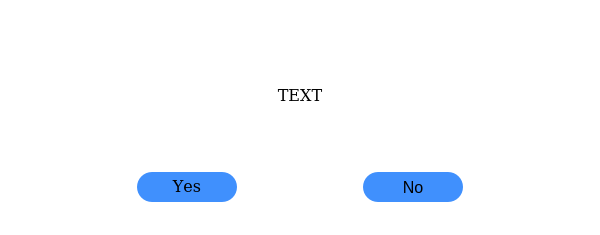
BiaPyX/BiaPy-GUI, file ui/ui_yes_no.ui: the form before one commit.
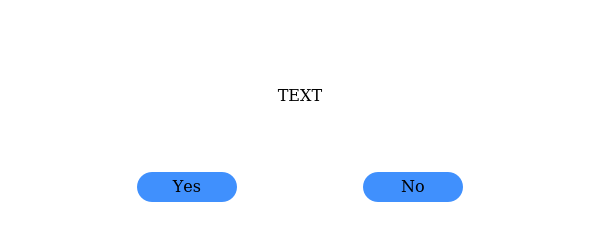
The form after the commit.

Diff of the .ui file:
```diff
--- a/ui/ui_yes_no.ui
+++ b/ui/ui_yes_no.ui
@@ -262,6 +262,7 @@
               </property>
               <property name="font">
                <font>
+                <family>DejaVu Math TeX Gyre</family>
                 <pointsize>12</pointsize>
                </font>
               </property>
```
Left out of the diff: 8 changed lines with no effect on the pictures.
